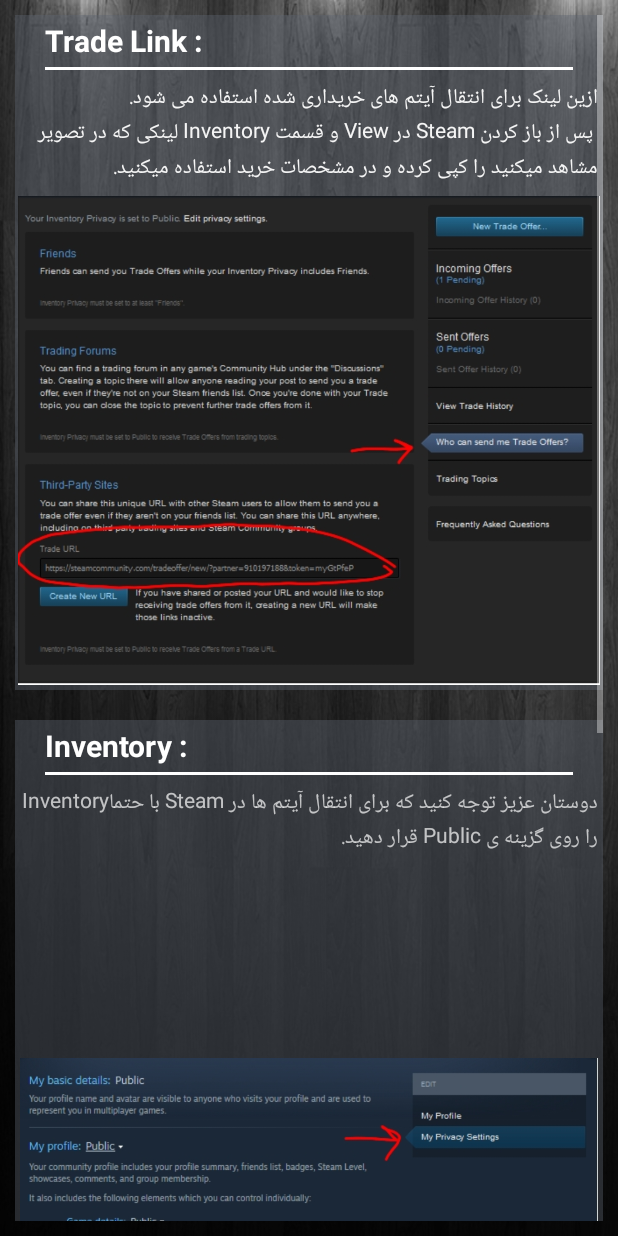
After one commit to mostafazamani/Dota, an Android app: the Training screen opened directly, with no data from a screen before it, on a phone screen of 412 x 824 dp. The commit adds this screen. Run offline under Robolectric (Android 15) with nearby library versions, the phone set to English and light mode, and no system bars; network calls fail.

```diff
--- a/app/build.gradle
+++ b/app/build.gradle
@@ -33,4 +33,5 @@ dependencies {
     compile 'com.android.volley:volley:1.1.1'
     compile 'com.android.support:mediarouter-v7:25.3.1'
     testCompile 'junit:junit:4.12'
+
 }
--- a/app/src/main/AndroidManifest.xml
+++ b/app/src/main/AndroidManifest.xml
@@ -21,6 +21,7 @@
                 <category android:name="android.intent.category.LAUNCHER" />
             </intent-filter>
         </activity>
+        <activity android:name=".Training" />
         <activity android:name=".Store" />
         <activity android:name=".StrengthStore" />
         <activity android:name=".AgilityStore" />
--- a/app/src/main/java/com/ba/dota/Store.java
+++ b/app/src/main/java/com/ba/dota/Store.java
@@ -29,7 +29,7 @@ import org.json.JSONObject;
 import java.io.UnsupportedEncodingException;
 
 public class Store extends AppCompatActivity {
-    Button st, ag, in, cart, chest;
+    Button st, ag, in, cart, chest , tra;
 
     @Override
     protected void onCreate(Bundle savedInstanceState) {
@@ -37,6 +37,7 @@ public class Store extends AppCompatActivity {
         setContentView(R.layout.activity_store);
 
 
+        tra = (Button) findViewById(R.id.go_training);
         st = (Button) findViewById(R.id.go_st);
         ag = (Button) findViewById(R.id.go_ag);
         in = (Button) findViewById(R.id.go_int);
@@ -176,6 +177,15 @@ public class Store extends AppCompatActivity {
             }
         });
 
+        tra.setOnClickListener(new View.OnClickListener() {
+            @Override
+            public void onClick(View v) {
+
+                startActivity(new Intent(Store.this, Training.class));
+
+            }
+        });
+
 
     }
 
--- a/app/src/main/java/com/ba/dota/StrengthBio.java
+++ b/app/src/main/java/com/ba/dota/StrengthBio.java
@@ -156,8 +156,8 @@ public static final StrengthBio stinstanc(){
                 DialogHeroBio.instance(R.drawable.slardar, "Slarder", R.raw.slardar).show(getFragmentManager(), "oops");
                 break;
           //  case R.id.spiritbreaker:
-           //     DialogHeroBio.instance(R.drawable.spirit_breaker, "Spirit Breaker", R.raw.spiritbreaker).show(getFragmentManager(), "oops");
-           //     break;
+            //    DialogHeroBio.instance(R.drawable.spirit_breaker, "Spirit Breaker", R.raw.spiritbreaker).show(getFragmentManager(), "oops");
+              //  break;
             case R.id.sven:
                 DialogHeroBio.instance(R.drawable.sven, "Sven", R.raw.sven).show(getFragmentManager(), "oops");
                 break;
--- /dev/null
+++ b/app/src/main/java/com/ba/dota/Training.java
@@ -0,0 +1,18 @@
+package com.ba.dota;
+
+import android.os.Bundle;
+import android.support.v7.app.AppCompatActivity;
+import android.widget.Button;
+
+/**
+ * Created by Vahid Aali on 1/12/2019.
+ */
+
+public class Training extends AppCompatActivity {
+
+    @Override
+    protected void onCreate(Bundle savedInstanceState) {
+        super.onCreate(savedInstanceState);
+        setContentView(R.layout.training_layout);
+    }
+}
--- a/app/src/main/res/layout/activity_store.xml
+++ b/app/src/main/res/layout/activity_store.xml
@@ -62,6 +62,7 @@
             android:layout_width="match_parent"
             android:layout_height="70dp"
             android:layout_below="@+id/go_store"
+            android:id="@+id/go_training"
             android:text="Training"
             android:background="#30576161"
             android:drawableLeft="@drawable/tips"/>
--- /dev/null
+++ b/app/src/main/res/layout/training_layout.xml
@@ -0,0 +1,172 @@
+<?xml version="1.0" encoding="utf-8"?>
+<RelativeLayout xmlns:android="http://schemas.android.com/apk/res/android"
+
+    android:layout_width="match_parent"
+    android:layout_height="match_parent"
+    android:background="@drawable/wall">
+
+    <ScrollView
+        android:layout_width="match_parent"
+        android:layout_height="match_parent"
+        android:padding="10dp">
+
+        <RelativeLayout
+            android:layout_width="match_parent"
+            android:layout_height="match_parent">
+
+        <RelativeLayout
+            android:layout_width="match_parent"
+            android:layout_height="450dp"
+            android:background="#695c6570"
+            android:id="@+id/traderelat"
+            android:layout_alignParentTop="true"
+            android:layout_alignParentStart="true">
+
+            <TextView
+                android:layout_width="130dp"
+                android:layout_height="30dp"
+                android:text="Trade Link :"
+                android:id="@+id/train_trade_text"
+                android:layout_alignParentTop="true"
+                android:layout_alignParentLeft="true"
+                android:textStyle="bold"
+                android:textColor="@color/white"
+                android:layout_marginLeft="20dp"
+                android:layout_marginTop="3dp"
+                android:gravity="left"
+
+                android:textSize="20sp"/>
+            <TextView
+                android:layout_width="match_parent"
+                android:layout_height="2dp"
+                android:id="@+id/train_line_1"
+                android:layout_below="@+id/train_trade_text"
+                android:background="@color/white"
+                android:layout_marginTop="1dp"
+                android:layout_marginLeft="20dp"
+                android:layout_marginRight="20dp"/>
+
+            <TextView
+                android:layout_width="match_parent"
+                android:layout_height="wrap_content"
+                android:layout_below="@+id/train_line_1"
+                android:layout_marginTop="3dp"
+                android:padding="3dp"
+                android:text="@string/trade_dis"
+                android:textColor="@color/WhiteSmoke"
+                android:id="@+id/trade_dis"/>
+            <ImageView
+                android:layout_width="wrap_content"
+                android:layout_height="wrap_content"
+                android:layout_below="@+id/trade_dis"
+                android:src="@drawable/trade"
+                android:layout_marginTop="3dp"
+                android:layout_marginBottom="3dp"
+                android:id="@+id/image_trade_link"
+                />
+            <Button
+                android:layout_width="150dp"
+                android:layout_height="40dp"
+                android:background="@drawable/shape_mahv"
+                android:text="Open On Steam"
+                android:layout_below="@+id/image_trade_link"
+                android:layout_marginBottom="3dp"
+                android:layout_marginTop="3dp"
+                android:layout_centerHorizontal="true"
+                />
+
+
+        </RelativeLayout>
+
+        <RelativeLayout
+            android:layout_width="match_parent"
+            android:layout_height="wrap_content"
+            android:background="#695c6570"
+
+            android:layout_below="@+id/traderelat"
+            android:layout_marginTop="20dp"
+            android:id="@+id/inventoryrelat"
+            >
+
+            <TextView
+                android:layout_width="130dp"
+                android:layout_height="30dp"
+                android:text="Inventory :"
+                android:id="@+id/train_inventory_text"
+                android:layout_alignParentTop="true"
+                android:layout_alignParentLeft="true"
+                android:textStyle="bold"
+                android:textColor="@color/white"
+                android:layout_marginLeft="20dp"
+                android:layout_marginTop="3dp"
+                android:gravity="left"
+                android:textSize="20sp"/>
+            <TextView
+                android:layout_width="match_parent"
+                android:layout_height="2dp"
+                android:layout_below="@+id/train_inventory_text"
+                android:background="@color/white"
+                android:layout_marginTop="1dp"
+                android:id="@+id/inventory_line"
+                android:layout_marginLeft="20dp"
+                android:layout_marginRight="20dp"/>
+
+            <TextView
+                android:layout_width="match_parent"
+                android:layout_height="wrap_content"
+                android:layout_marginTop="3dp"
+                android:padding="3dp"
+                android:text="@string/inventory_exp"
+
+                android:id="@+id/inventory_text"
+                android:layout_below="@+id/inventory_line"
+
+                />
+            <ImageView
+                android:layout_width="wrap_content"
+                android:layout_height="wrap_content"
+                android:src="@drawable/inventory"
+                android:layout_below="@+id/inventory_text"
+                android:layout_margin="3dp"
+                />
+
+        </RelativeLayout>
+            <RelativeLayout
+                android:layout_width="match_parent"
+                android:layout_height="200dp"
+                android:layout_below="@+id/inventoryrelat"
+                android:layout_marginTop="20dp"
+                android:background="#695c6570">
+
+
+                <TextView
+                    android:layout_width="130dp"
+                    android:layout_height="30dp"
+                    android:text="Description :"
+                    android:id="@+id/train_dis_text"
+                    android:layout_alignParentTop="true"
+                    android:layout_alignParentLeft="true"
+                    android:textStyle="bold"
+                    android:textColor="@color/white"
+                    android:layout_marginLeft="20dp"
+                    android:layout_marginTop="3dp"
+                    android:gravity="left"
+                    android:textSize="20sp"/>
+                <TextView
+                    android:layout_width="match_parent"
+                    android:layout_height="2dp"
+                    android:layout_below="@+id/train_dis_text"
+                    android:background="@color/white"
+                    android:layout_marginTop="1dp"
+                    android:layout_marginLeft="20dp"
+                    android:layout_marginRight="20dp"/>
+
+                <TextView
+                    android:layout_width="match_parent"
+                    android:layout_height="match_parent" />
+
+            </RelativeLayout>
+        </RelativeLayout>
+    </ScrollView>
+
+</RelativeLayout>
--- a/app/src/main/res/values/strings.xml
+++ b/app/src/main/res/values/strings.xml
@@ -20,6 +20,11 @@
 شانس خود را امتحان کنید...
     </string>
 
+    <string name="trade_dis">
+        ازین لینک برای انتقال آیتم های خریداری شده استفاده می شود.
+        \n
+        پس از باز کردن "Steam" در "View" و قسمت "Inventory" لینکی که در تصویر مشاهد میکنید را کپی کرده و در مشخصات خرید استفاده میکنید.
+    </string>
     <string name="trade_exp">
         ازین این لینک برای انتقال آیتم ها استفاده می شود
         \n
@@ -27,4 +32,8 @@
         Steam -> Inventory -> Trade Offer -> Who Can Send Me Trade Offer -> Copy Trade Url
         \n
     </string>
+
+    <string name="inventory_exp">
+        دوستان عزیز توجه کنید که برای انتقال آیتم ها در Steam با حتماInventory را روی گزینه ی Public قرار دهید.
+    </string>
 </resources>
```
Also changed, not shown: app/src/main/res/drawable/inventory.jpg (added), app/src/main/res/drawable/trade.jpg (added).
